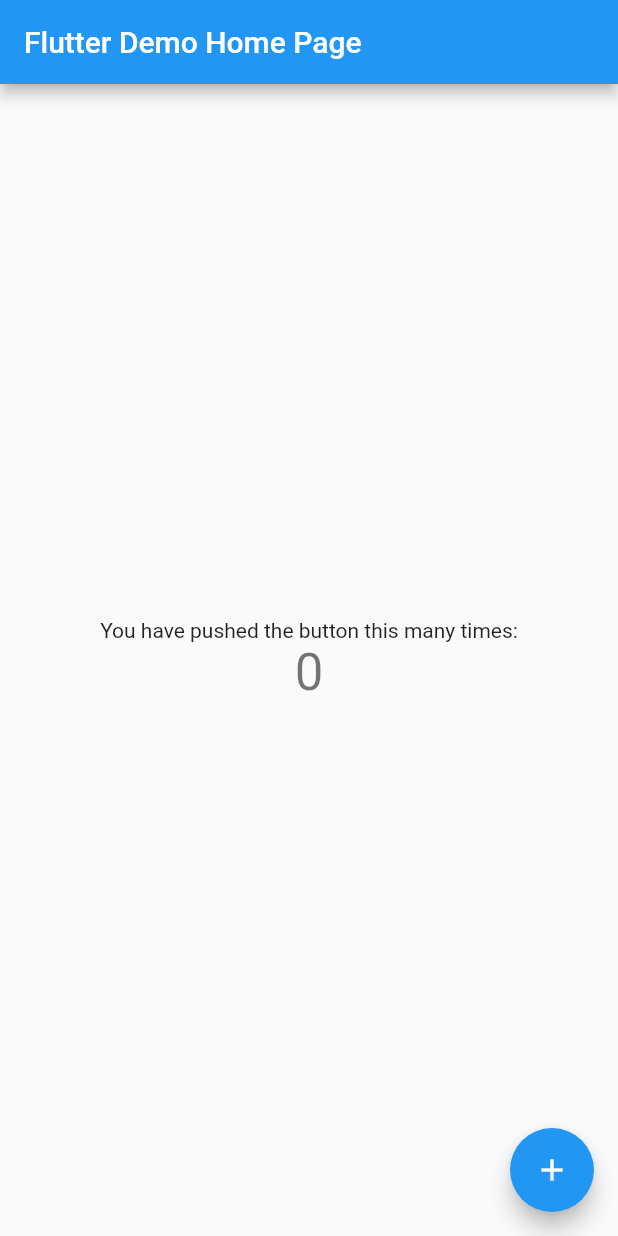
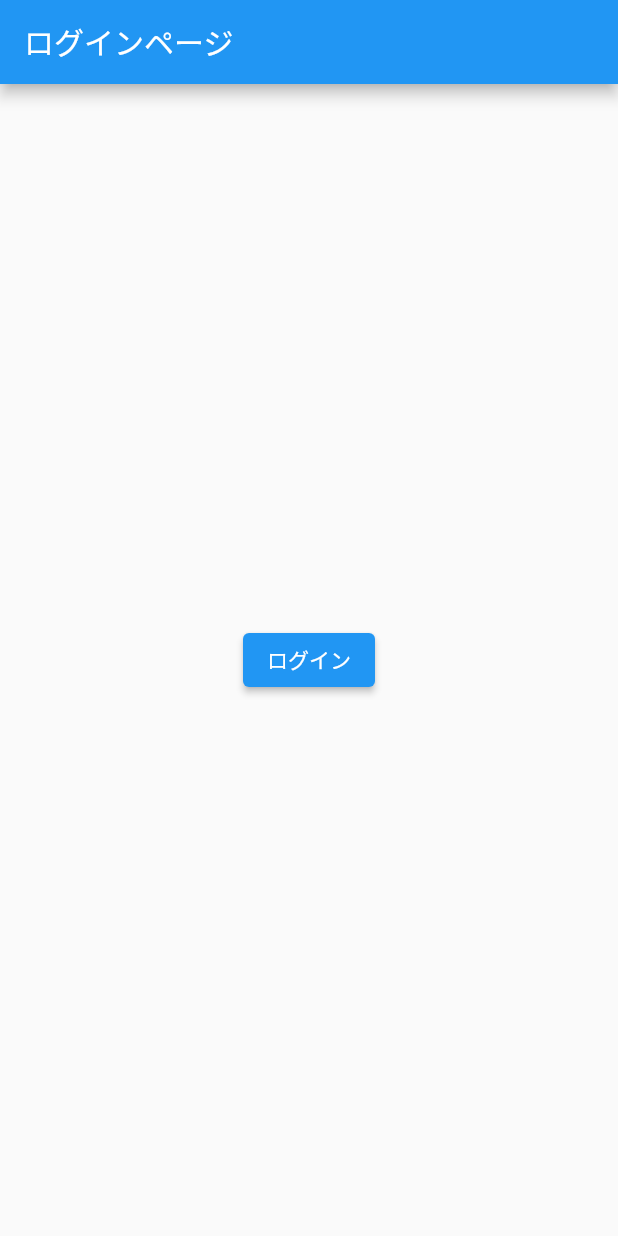
Before and after one commit to Umigishi-Aoi/go_router_sample, a Flutter app: the screen it shows after launch, on a phone screen of 412 x 824 dp. Run offline on Flutter 3.47's test engine with Material 2 defaults, Android fonts, the phone set to English and light mode, and no system bars.

Commit message:
add base project

```diff
--- /dev/null
+++ b/base/lib/data/book.dart
@@ -0,0 +1,8 @@
+class Book {
+  final int id;
+  final String title;
+  final String author;
+
+  Book({required this.id, required this.title, required this.author});
+
+}
--- a/base/lib/main.dart
+++ b/base/lib/main.dart
@@ -1,3 +1,4 @@
+import 'package:base/page/log_in_page.dart';
 import 'package:flutter/material.dart';
 
 void main() {
@@ -10,106 +11,9 @@
   // This widget is the root of your application.
   @override
   Widget build(BuildContext context) {
-    return MaterialApp(
-      title: 'Flutter Demo',
-      theme: ThemeData(
-        // This is the theme of your application.
-        //
-        // Try running your application with "flutter run". You'll see the
-        // application has a blue toolbar. Then, without quitting the app, try
-        // changing the primarySwatch below to Colors.green and then invoke
-        // "hot reload" (press "r" in the console where you ran "flutter run",
-        // or simply save your changes to "hot reload" in a Flutter IDE).
-        // Notice that the counter didn't reset back to zero; the application
-        // is not restarted.
-        primarySwatch: Colors.blue,
-      ),
-      home: const MyHomePage(title: 'Flutter Demo Home Page'),
+    return const MaterialApp(
+      title: 'Book List Sample',
+      home: LogInPage(),
     );
   }
 }
-
-class MyHomePage extends StatefulWidget {
-  const MyHomePage({Key? key, required this.title}) : super(key: key);
-
-  // This widget is the home page of your application. It is stateful, meaning
-  // that it has a State object (defined below) that contains fields that affect
-  // how it looks.
-
-  // This class is the configuration for the state. It holds the values (in this
-  // case the title) provided by the parent (in this case the App widget) and
-  // used by the build method of the State. Fields in a Widget subclass are
-  // always marked "final".
-
-  final String title;
-
-  @override
-  State<MyHomePage> createState() => _MyHomePageState();
-}
-
-class _MyHomePageState extends State<MyHomePage> {
-  int _counter = 0;
-
-  void _incrementCounter() {
-    setState(() {
-      // This call to setState tells the Flutter framework that something has
-      // changed in this State, which causes it to rerun the build method below
-      // so that the display can reflect the updated values. If we changed
-      // _counter without calling setState(), then the build method would not be
-      // called again, and so nothing would appear to happen.
-      _counter++;
-    });
-  }
-
-  @override
-  Widget build(BuildContext context) {
-    // This method is rerun every time setState is called, for instance as done
-    // by the _incrementCounter method above.
-    //
-    // The Flutter framework has been optimized to make rerunning build methods
-    // fast, so that you can just rebuild anything that needs updating rather
-    // than having to individually change instances of widgets.
-    return Scaffold(
-      appBar: AppBar(
-        // Here we take the value from the MyHomePage object that was created by
-        // the App.build method, and use it to set our appbar title.
-        title: Text(widget.title),
-      ),
-      body: Center(
-        // Center is a layout widget. It takes a single child and positions it
-        // in the middle of the parent.
-        child: Column(
-          // Column is also a layout widget. It takes a list of children and
-          // arranges them vertically. By default, it sizes itself to fit its
-          // children horizontally, and tries to be as tall as its parent.
-          //
-          // Invoke "debug painting" (press "p" in the console, choose the
-          // "Toggle Debug Paint" action from the Flutter Inspector in Android
-          // Studio, or the "Toggle Debug Paint" command in Visual Studio Code)
-          // to see the wireframe for each widget.
-          //
-          // Column has various properties to control how it sizes itself and
-          // how it positions its children. Here we use mainAxisAlignment to
-          // center the children vertically; the main axis here is the vertical
-          // axis because Columns are vertical (the cross axis would be
-          // horizontal).
-          mainAxisAlignment: MainAxisAlignment.center,
-          children: <Widget>[
-            const Text(
-              'You have pushed the button this many times:',
-            ),
-            Text(
-              '$_counter',
-              style: Theme.of(context).textTheme.headline4,
-            ),
-          ],
-        ),
-      ),
-      floatingActionButton: FloatingActionButton(
-        onPressed: _incrementCounter,
-        tooltip: 'Increment',
-        child: const Icon(Icons.add),
-      ), // This trailing comma makes auto-formatting nicer for build methods.
-    );
-  }
-}
--- /dev/null
+++ b/base/lib/page/log_in_page.dart
@@ -0,0 +1,26 @@
+import 'package:base/page/book_list_page.dart';
+import 'package:flutter/material.dart';
+
+class LogInPage extends StatelessWidget {
+  const LogInPage({Key? key}) : super(key: key);
+
+  @override
+  Widget build(BuildContext context) {
+    return Scaffold(
+      appBar: AppBar(
+        title: const Text('ログインページ'),
+      ),
+      body: Center(
+        child: ElevatedButton(
+          child: const Text('ログイン'),
+          onPressed: () {
+            Navigator.push(
+              context,
+              MaterialPageRoute(builder: (context) => BookListPage()),
+            );
+          },
+        ),
+      ),
+    );
+  }
+}
```
Also changed, not shown: base/lib/data/book_list.dart (added, +15 -0 lines), base/lib/page/book_detail_page.dart (added, +29 -0 lines), base/lib/page/book_list_page.dart (added, +33 -0 lines).
